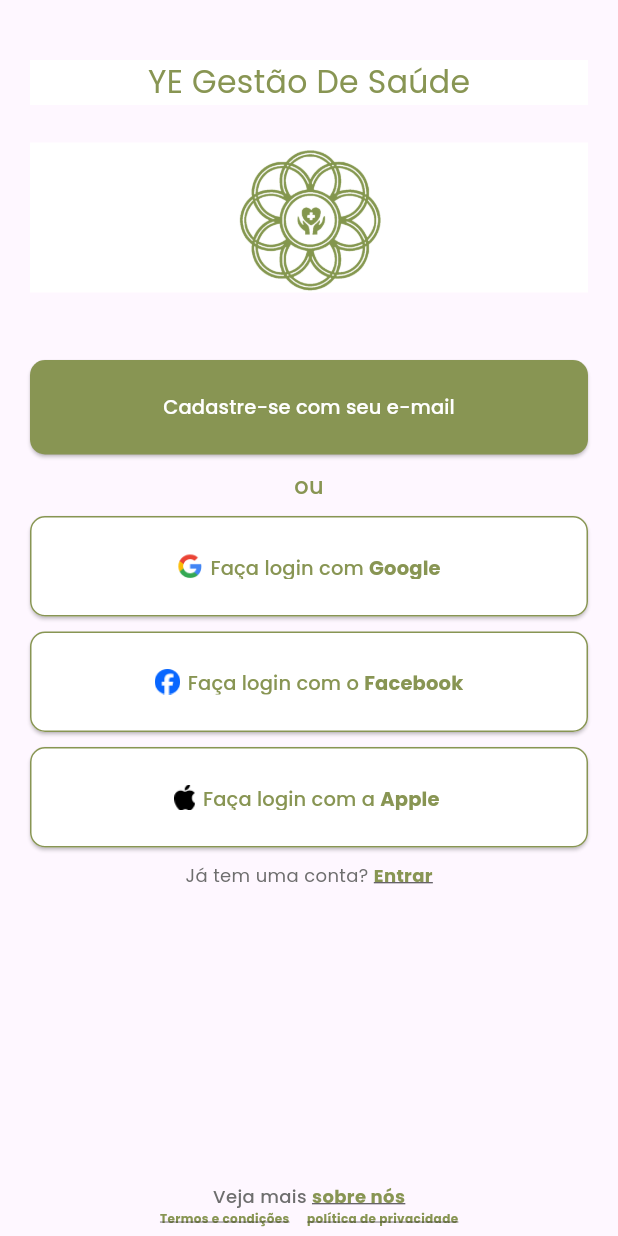
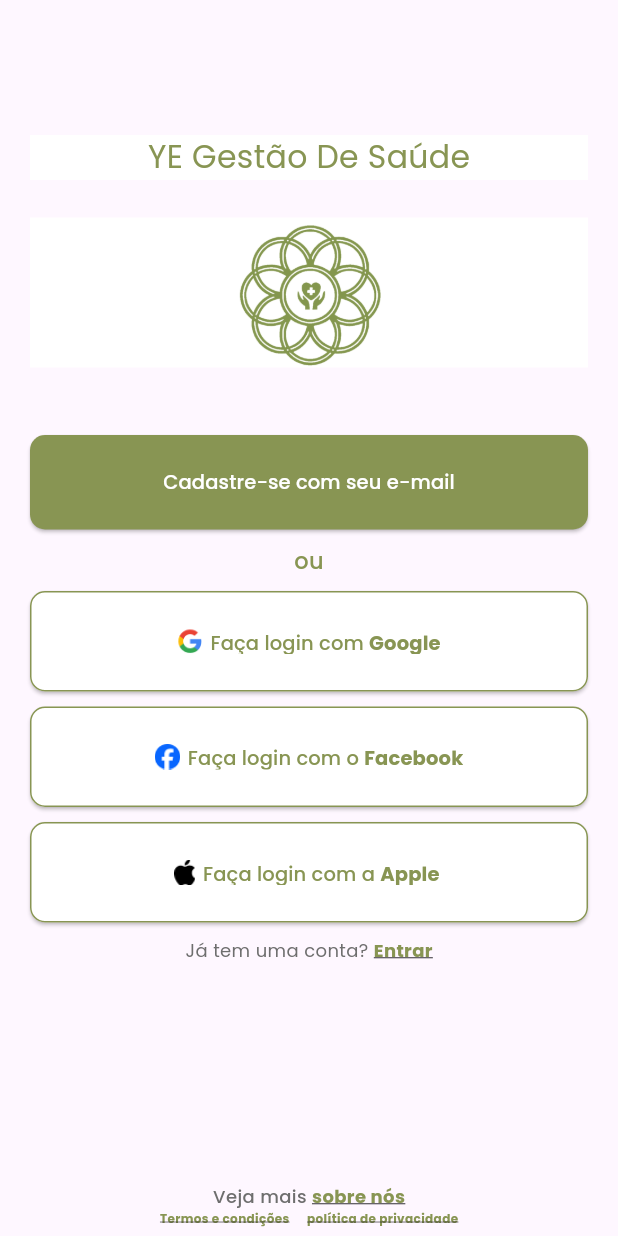
Before and after one commit to Roderigoshq/Software_YE_Gestao_De_Saude_PII, a Flutter app: the screen it shows after launch, on a phone screen of 412 x 824 dp. Run offline on Flutter 3.47's test engine with Material 3 defaults, Android fonts, the phone set to English and light mode, and no system bars.

Commit message:
:feat: arrumando padding da tela

```diff
--- a/lib/pages/cadastroOptions.dart
+++ b/lib/pages/cadastroOptions.dart
@@ -12,7 +12,7 @@ class CadastroOptions extends StatelessWidget {
     return Scaffold(
       body: Center(
         child: Padding(
-          padding: EdgeInsets.fromLTRB(bodyPadding, 0, bodyPadding, 0),
+          padding: EdgeInsets.fromLTRB(bodyPadding, 50, bodyPadding, 0),
           child: Column(
             mainAxisAlignment: MainAxisAlignment.spaceBetween,
             crossAxisAlignment: CrossAxisAlignment.stretch,
```
